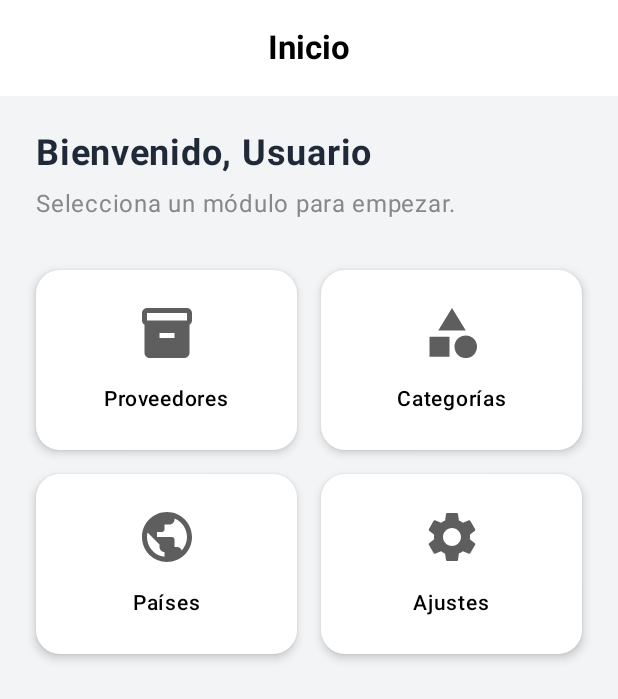
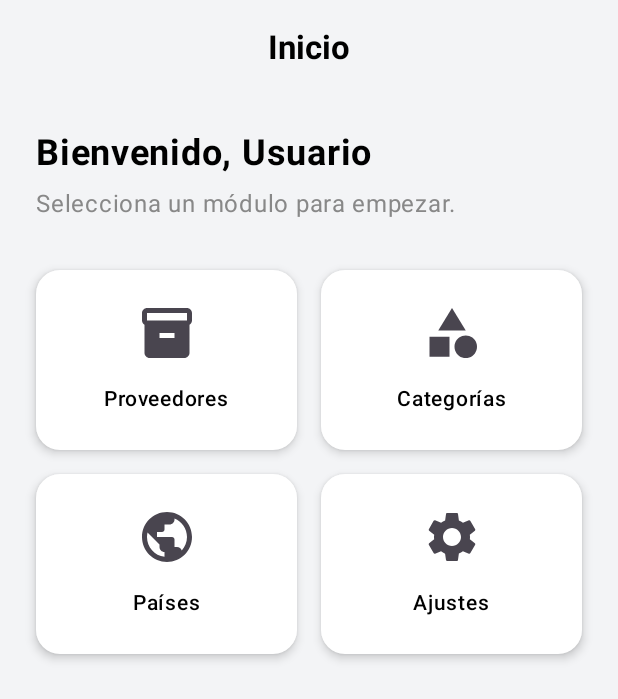
Before and after one commit to ahilacondo/MaestroProveedores, an Android app built with Jetpack Compose: the screen it shows after launch (MainActivity), after a tap on "Ingresar", on a phone screen of 412 x 824 dp. Shown: the top 699 px of the screen. Run offline under Robolectric (Android 15) with nearby library versions, the phone set to English and light mode, and no system bars; our stand-ins replace Room's generated code.

Commit message:
update settings

```diff
--- a/app/src/main/java/com/solucionesmoviles/proveedores/view/MainActivity.kt
+++ b/app/src/main/java/com/solucionesmoviles/proveedores/view/MainActivity.kt
@@ -7,6 +7,8 @@ import androidx.activity.viewModels
 import androidx.compose.foundation.layout.fillMaxSize
 import androidx.compose.material3.MaterialTheme
 import androidx.compose.material3.Surface
+import androidx.compose.runtime.collectAsState
+import androidx.compose.runtime.getValue
 import androidx.compose.ui.Modifier
 import com.solucionesmoviles.proveedores.viewmodel.ProveedorViewModel
 import com.solucionesmoviles.proveedores.view.theme.MaestroProveedoresTheme
@@ -18,8 +20,10 @@ class MainActivity : ComponentActivity() {
         val viewModel: ProveedorViewModel by viewModels()
 
         setContent {
-            // Aquí forzamos darkTheme = false
-            MaestroProveedoresTheme(darkTheme = false) {
+            // Leemos la preferencia. 'initial = false' empieza en claro.
+            val isDarkMode by viewModel.isDarkMode.collectAsState(initial = false)
+
+            MaestroProveedoresTheme(darkTheme = isDarkMode) {
                 Surface(
                     modifier = Modifier.fillMaxSize(),
                     color = MaterialTheme.colorScheme.background
--- a/app/src/main/java/com/solucionesmoviles/proveedores/view/screens/HomeScreen.kt
+++ b/app/src/main/java/com/solucionesmoviles/proveedores/view/screens/HomeScreen.kt
@@ -27,35 +27,38 @@ fun HomeScreen(
             CenterAlignedTopAppBar(
                 title = { Text("Inicio", fontWeight = FontWeight.Bold) },
                 colors = TopAppBarDefaults.centerAlignedTopAppBarColors(
-                    containerColor = Color.White // Fondo blanco como tu diseño
+                    // COLOR DINÁMICO: Fondo de barra
+                    containerColor = MaterialTheme.colorScheme.background,
+                    // COLOR DINÁMICO: Texto de título
+                    titleContentColor = MaterialTheme.colorScheme.onBackground
                 )
             )
-        }
+        },
+        // COLOR DINÁMICO: Fondo de pantalla
+        containerColor = MaterialTheme.colorScheme.background
     ) { paddingValues ->
         Column(
             modifier = Modifier
                 .fillMaxSize()
                 .padding(paddingValues)
-                .padding(24.dp), // Margen general
+                .padding(24.dp),
             horizontalAlignment = Alignment.Start
         ) {
-            // 1. SECCIÓN DE BIENVENIDA
             Text(
                 text = "Bienvenido, Usuario",
                 fontSize = 24.sp,
                 fontWeight = FontWeight.Bold,
-                color = Color(0xFF1F2937) // Gris oscuro elegante
+                // COLOR DINÁMICO: Texto principal (Negro día / Blanco noche)
+                color = MaterialTheme.colorScheme.onBackground
             )
             Spacer(modifier = Modifier.height(8.dp))
             Text(
                 text = "Selecciona un módulo para empezar.",
                 fontSize = 16.sp,
-                color = Color.Gray
+                color = Color.Gray // El gris funciona bien en ambos
             )
 
             Spacer(modifier = Modifier.height(32.dp))
-
-            // 2. GRILLA DE BOTONES (2 filas de 2 botones)
 
             // Fila 1
             Row(
@@ -64,7 +67,7 @@ fun HomeScreen(
             ) {
                 MenuCard(
                     titulo = "Proveedores",
-                    icono = Icons.Filled.Inventory, // Ícono de cajita
+                    icono = Icons.Filled.Inventory,
                     modifier = Modifier.weight(1f),
                     onClick = { onNavegarA("proveedores") }
                 )
@@ -85,18 +88,14 @@ fun HomeScreen(
             ) {
                 MenuCard(
                     titulo = "Países",
-                    icono = Icons.Filled.Public, // Ícono de mundo
+                    icono = Icons.Filled.Public,
                     modifier = Modifier.weight(1f),
                     onClick = { onNavegarA("paises_lista") }
                 )
-
-                // --- AQUÍ ESTABA EL PROBLEMA ---
                 MenuCard(
                     titulo = "Ajustes",
                     icono = Icons.Filled.Settings,
                     modifier = Modifier.weight(1f),
-                    // Antes tenías { /* Acción futura */ }
-                    // Ahora lo cambiamos para navegar a la ruta "ajustes"
                     onClick = { onNavegarA("ajustes") }
                 )
             }
@@ -104,7 +103,6 @@ fun HomeScreen(
     }
 }
 
-// COMPONENTE REUTILIZABLE: TARJETA DEL MENÚ
 @Composable
 fun MenuCard(
     titulo: String,
@@ -114,30 +112,33 @@ fun MenuCard(
 ) {
     Card(
         onClick = onClick,
-        modifier = modifier
-            .height(120.dp), // Altura fija cuadrada
-        colors = CardDefaults.cardColors(containerColor = Color.White),
+        modifier = modifier.height(120.dp),
+        colors = CardDefaults.cardColors(
+            // COLOR DINÁMICO: Tarjeta (Blanco en día, Gris Oscuro en noche)
+            containerColor = MaterialTheme.colorScheme.surface
+        ),
         elevation = CardDefaults.cardElevation(defaultElevation = 4.dp),
-        shape = RoundedCornerShape(16.dp) // Bordes redondeados como tu imagen
+        shape = RoundedCornerShape(16.dp)
     ) {
         Column(
             modifier = Modifier.fillMaxSize(),
             verticalArrangement = Arrangement.Center,
             horizontalAlignment = Alignment.CenterHorizontally
         ) {
-            // Usamos un Surface circular para el fondo del ícono (opcional, decorativo)
             Icon(
                 imageVector = icono,
                 contentDescription = null,
                 modifier = Modifier.size(40.dp),
-                tint = Color(0xFF5E5E5E) // Gris oscuro para el ícono
+                // Ícono (Gris oscuro en día, Blanco en noche)
+                tint = MaterialTheme.colorScheme.onSurfaceVariant
             )
             Spacer(modifier = Modifier.height(12.dp))
             Text(
                 text = titulo,
                 fontWeight = FontWeight.SemiBold,
                 fontSize = 14.sp,
-                color = Color.Black
+                // Texto (Negro en día, Blanco en noche)
+                color = MaterialTheme.colorScheme.onSurface
             )
         }
     }
--- a/app/src/main/java/com/solucionesmoviles/proveedores/view/theme/Color.kt
+++ b/app/src/main/java/com/solucionesmoviles/proveedores/view/theme/Color.kt
@@ -2,15 +2,22 @@ package com.solucionesmoviles.proveedores.view.theme
 
 import androidx.compose.ui.graphics.Color
 
-// Colores Corporativos (Soluciones Móviles S.A.C.)
-val AzulPrimario = Color(0xFF2563EB) // El azul fuerte de tus botones
-val AzulSecundario = Color(0xFF1E40AF) // Azul más oscuro para textos
-val AzulFondo = Color(0xFFDBEAFE)      // Azul clarito para los círculos
-val GrisFondo = Color(0xFFF3F4F6)      // El gris de fondo de pantalla
+// --- COLORES DE MARCA (Azules) ---
+val AzulPrimario = Color(0xFF2563EB)
+val AzulSecundario = Color(0xFF1E40AF)
+val AzulFondo = Color(0xFFDBEAFE)
+
+// --- MODO CLARO ---
+val GrisFondo = Color(0xFFF3F4F6)
 val Blanco = Color(0xFFFFFFFF)
 val Negro = Color(0xFF000000)
 
-// Colores por defecto de Material (puedes dejarlos o borrarlos)
+// --- MODO OSCURO (Nuevos) ---
+val FondoOscuro = Color(0xFF121212)    // Negro suave
+val SuperficieOscura = Color(0xFF1E1E1E) // Gris oscuro para tarjetas
+val TextoBlanco = Color(0xFFE0E0E0)    // Blanco suave
+
+// (Defaults)
 val Purple80 = Color(0xFFD0BCFF)
 val PurpleGrey80 = Color(0xFFCCC2DC)
 val Pink80 = Color(0xFFEFB8C8)
--- a/app/src/main/java/com/solucionesmoviles/proveedores/view/theme/Theme.kt
+++ b/app/src/main/java/com/solucionesmoviles/proveedores/view/theme/Theme.kt
@@ -16,7 +16,7 @@ import androidx.compose.ui.platform.LocalContext
 import androidx.compose.ui.platform.LocalView
 import androidx.core.view.WindowCompat
 
-// Definimos tu paleta de colores CLARA (Light)
+// Paleta CLARA
 private val LightColorScheme = lightColorScheme(
     primary = AzulPrimario,
     secondary = AzulSecundario,
@@ -30,14 +30,24 @@ private val LightColorScheme = lightColorScheme(
     onSurface = Color.Black
 )
 
-// La oscura la dejamos igual a la clara para "forzar" el diseño,
-// o usamos una por defecto, pero lo controlaremos abajo.
-private val DarkColorScheme = LightColorScheme
+// Paleta OSCURA
+private val DarkColorScheme = darkColorScheme(
+    primary = AzulPrimario,
+    secondary = AzulSecundario,
+    tertiary = AzulFondo,
+    background = FondoOscuro,
+    surface = SuperficieOscura,
+    onPrimary = Color.White,
+    onSecondary = Color.White,
+    onTertiary = AzulSecundario,
+    onBackground = TextoBlanco, // Texto blanco en fondo negro
+    onSurface = TextoBlanco     // Texto blanco en tarjeta gris
+)
 
 @Composable
 fun MaestroProveedoresTheme(
-    darkTheme: Boolean = false,
-    dynamicColor: Boolean = false, // Desactivamos colores dinámicos para respetar tu marca
+    darkTheme: Boolean = isSystemInDarkTheme(),
+    dynamicColor: Boolean = false,
     content: @Composable () -> Unit
 ) {
     val colorScheme = when {
@@ -49,15 +59,13 @@ fun MaestroProveedoresTheme(
         else -> LightColorScheme
     }
 
-    // Esto pinta la barra de estado (donde está la hora y batería) del color de tu app
     val view = LocalView.current
     if (!view.isInEditMode) {
         SideEffect {
             val window = (view.context as Activity).window
-            // Pintamos la barra de estado de Blanco o Azul según prefieras
-            window.statusBarColor = Color.White.toArgb()
-            // Hacemos que los íconos de la barra (batería, hora) sean oscuros
-            WindowCompat.getInsetsController(window, view).isAppearanceLightStatusBars = true
+            window.statusBarColor = colorScheme.background.toArgb()
+            // Íconos blancos en modo oscuro, negros en modo claro
+            WindowCompat.getInsetsController(window, view).isAppearanceLightStatusBars = !darkTheme
         }
     }
 
```
